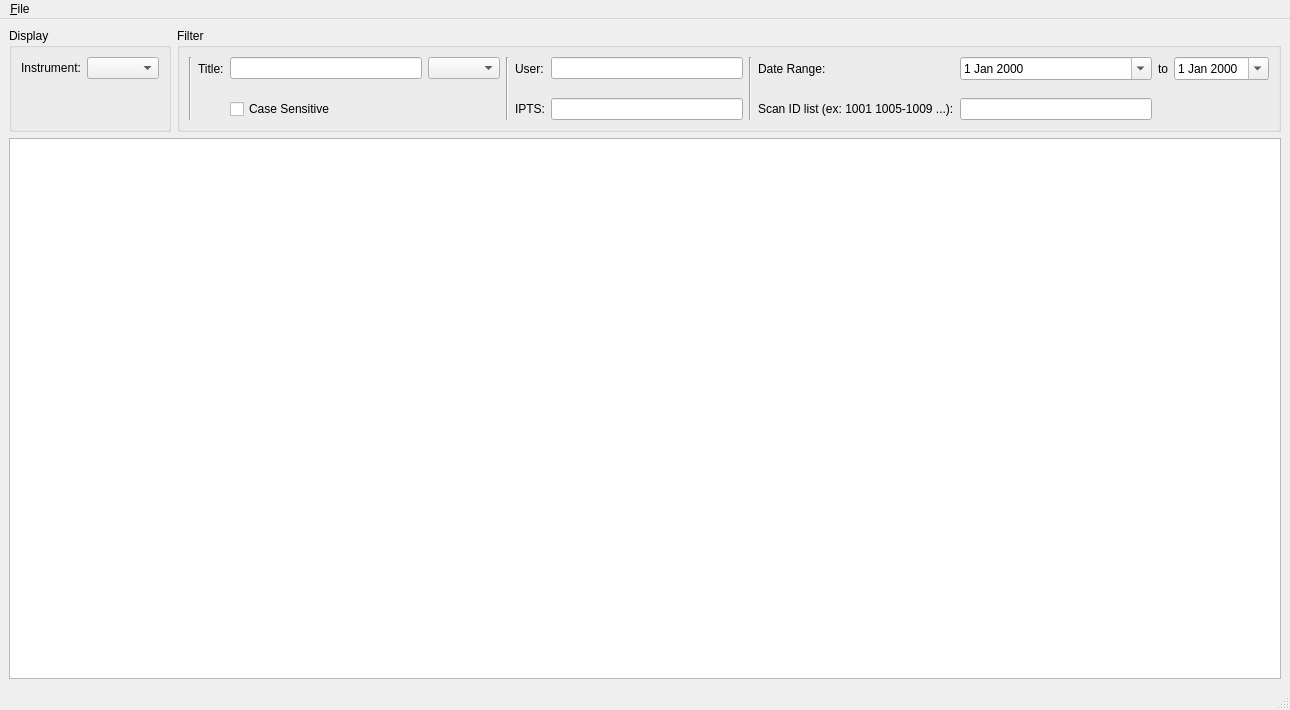
Old version of the form journal_design.ui in the repository marshallmcdonnell/journals.
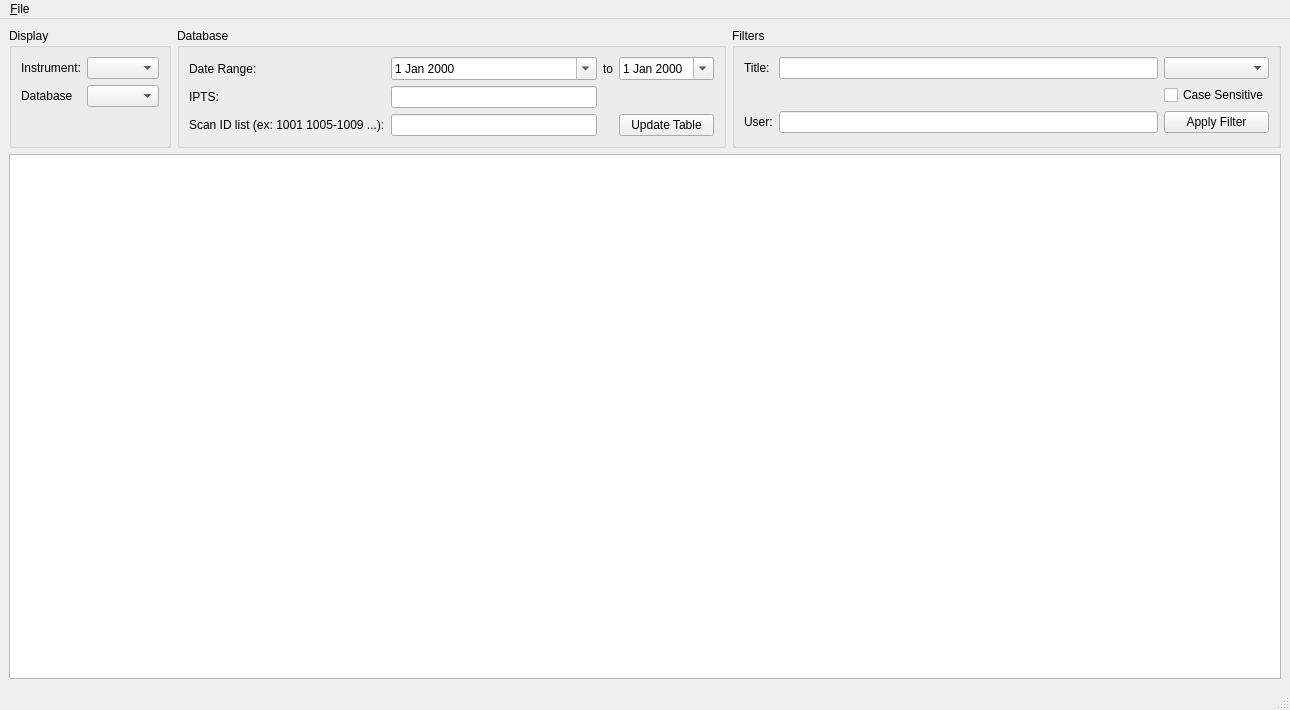
New version of the form.

Commit message: Changed UI to split Database vs. Filter. Connected to ICAT

```diff
--- a/journal_design.ui
+++ b/journal_design.ui
@@ -15,8 +15,60 @@
   </property>
   <widget class="QWidget" name="centralwidget">
    <layout class="QGridLayout" name="gridLayout_2">
-    <item row="0" column="0">
-     <widget class="QGroupBox" name="groupBox">
+    <item row="1" column="2">
+     <widget class="QGroupBox" name="filterGroupBox">
+      <property name="title">
+       <string>Filters</string>
+      </property>
+      <layout class="QGridLayout" name="gridLayout_3">
+       <item row="1" column="2">
+        <widget class="QComboBox" name="titleSyntaxComboBox"/>
+       </item>
+       <item row="5" column="1">
+        <widget class="QLineEdit" name="userLineEdit"/>
+       </item>
+       <item row="1" column="1">
+        <widget class="QLineEdit" name="titleLineEdit"/>
+       </item>
+       <item row="1" column="0">
+        <widget class="QLabel" name="titleLabel">
+         <property name="text">
+          <string>Title:</string>
+         </property>
+         <property name="buddy">
+          <cstring>titleLineEdit</cstring>
+         </property>
+        </widget>
+       </item>
+       <item row="5" column="0">
+        <widget class="QLabel" name="userLabel">
+         <property name="text">
+          <string>User:</string>
+         </property>
+         <property name="buddy">
+          <cstring>userLineEdit</cstring>
+         </property>
+        </widget>
+       </item>
+       <item row="2" column="2">
+        <widget class="QCheckBox" name="titleCaseCheckBox">
+         <property name="text">
+          <string>Case Sensitive</string>
+         </property>
+        </widget>
+       </item>
+       <item row="5" column="2">
+        <widget class="QPushButton" name="filterButton">
+         <property name="text">
+          <string>Apply Filter</string>
+         </property>
+        </widget>
+       </item>
+      </layout>
+     </widget>
+    </item>
+    <item row="1" column="0">
+     <widget class="QGroupBox" name="displayGroupBox">
       <property name="title">
        <string>Display</string>
       </property>
@@ -34,83 +86,32 @@
        <item row="0" column="1">
         <widget class="QComboBox" name="instrumentComboBox"/>
        </item>
+       <item row="1" column="0">
+        <widget class="QLabel" name="databaseLabel">
+         <property name="text">
+          <string>Database</string>
+         </property>
+        </widget>
+       </item>
+       <item row="1" column="1">
+        <widget class="QComboBox" name="databaseComboBox"/>
+       </item>
       </layout>
      </widget>
     </item>
-    <item row="0" column="1">
-     <widget class="QGroupBox" name="groupBox_2">
+    <item row="2" column="0" colspan="3">
+     <widget class="QTreeView" name="treeView"/>
+    </item>
+    <item row="1" column="1">
+     <widget class="QGroupBox" name="databaseGroupBox">
       <property name="title">
-       <string>Filter</string>
+       <string>Database</string>
       </property>
       <layout class="QGridLayout" name="gridLayout">
-       <item row="3" column="6">
+       <item row="1" column="4">
         <widget class="QLineEdit" name="iptsLineEdit"/>
        </item>
-       <item row="0" column="0" rowspan="4">
-        <widget class="Line" name="line_3">
-         <property name="orientation">
-          <enum>Qt::Vertical</enum>
-         </property>
-        </widget>
-       </item>
-       <item row="0" column="1">
-        <widget class="QLabel" name="titleLabel">
-         <property name="text">
-          <string>Title:</string>
-         </property>
-         <property name="buddy">
-          <cstring>titleLineEdit</cstring>
-         </property>
-        </widget>
-       </item>
-       <item row="0" column="2">
-        <widget class="QLineEdit" name="titleLineEdit"/>
-       </item>
-       <item row="0" column="4" rowspan="4">
-        <widget class="Line" name="line">
-         <property name="orientation">
-          <enum>Qt::Vertical</enum>
-         </property>
-        </widget>
-       </item>
-       <item row="0" column="5">
-        <widget class="QLabel" name="userLabel">
-         <property name="text">
-          <string>User:</string>
-         </property>
-         <property name="buddy">
-          <cstring>userLineEdit</cstring>
-         </property>
-        </widget>
-       </item>
-       <item row="0" column="6">
-        <widget class="QLineEdit" name="userLineEdit"/>
-       </item>
-       <item row="0" column="7" rowspan="4">
-        <widget class="Line" name="line_2">
-         <property name="orientation">
-          <enum>Qt::Vertical</enum>
-         </property>
-        </widget>
-       </item>
-       <item row="0" column="10">
-        <widget class="QLabel" name="dateToLabel">
-         <property name="text">
-          <string>to</string>
-         </property>
-         <property name="textFormat">
-          <enum>Qt::LogText</enum>
-         </property>
-        </widget>
-       </item>
-       <item row="3" column="2">
-        <widget class="QCheckBox" name="titleCaseCheckBox">
-         <property name="text">
-          <string>Case Sensitive</string>
-         </property>
-        </widget>
-       </item>
-       <item row="3" column="5">
+       <item row="1" column="3">
         <widget class="QLabel" name="iptsLabel">
          <property name="text">
           <string>IPTS:</string>
@@ -120,40 +121,54 @@
          </property>
         </widget>
        </item>
-       <item row="3" column="8">
-        <widget class="QLabel" name="scanLabel">
-         <property name="text">
-          <string>Scan ID list (ex: 1001 1005-1009 ...):</string>
-         </property>
-        </widget>
-       </item>
        <item row="0" column="3">
-        <widget class="QComboBox" name="titleSyntaxComboBox"/>
-       </item>
-       <item row="0" column="8">
         <widget class="QLabel" name="dateRangeLabel">
          <property name="text">
           <string>Date Range:</string>
          </property>
         </widget>
        </item>
-       <item row="0" column="9">
-        <widget class="QDateEdit" name="dateStart">
-         <property name="calendarPopup">
-          <bool>true</bool>
-         </property>
-        </widget>
-       </item>
-       <item row="0" column="11">
-        <widget class="QDateEdit" name="dateEnd">
-         <property name="calendarPopup">
-          <bool>true</bool>
-         </property>
-        </widget>
-       </item>
-       <item row="3" column="9">
+       <item row="2" column="4">
         <widget class="QLineEdit" name="scanLineEdit"/>
        </item>
+       <item row="0" column="6">
+        <widget class="QDateEdit" name="dateEnd">
+         <property name="calendarPopup">
+          <bool>true</bool>
+         </property>
+        </widget>
+       </item>
+       <item row="2" column="3">
+        <widget class="QLabel" name="scanLabel">
+         <property name="text">
+          <string>Scan ID list (ex: 1001 1005-1009 ...):</string>
+         </property>
+        </widget>
+       </item>
+       <item row="0" column="5">
+        <widget class="QLabel" name="dateToLabel">
+         <property name="text">
+          <string>to</string>
+         </property>
+         <property name="textFormat">
+          <enum>Qt::LogText</enum>
+         </property>
+        </widget>
+       </item>
+       <item row="0" column="4">
+        <widget class="QDateEdit" name="dateStart">
+         <property name="calendarPopup">
+          <bool>true</bool>
+         </property>
+        </widget>
+       </item>
+       <item row="2" column="6">
+        <widget class="QPushButton" name="databaseButton">
+         <property name="text">
+          <string>Update Table</string>
+         </property>
+        </widget>
+       </item>
       </layout>
       <zorder>titleLineEdit</zorder>
       <zorder>titleLabel</zorder>
@@ -174,9 +189,6 @@
       <zorder>scanLineEdit</zorder>
      </widget>
     </item>
-    <item row="1" column="0" colspan="2">
-     <widget class="QTreeView" name="treeView"/>
-    </item>
    </layout>
   </widget>
   <widget class="QMenuBar" name="menubar">
```
Left out of the diff: 17 changed lines with no effect on the pictures. The commit also changes 6 other files.
